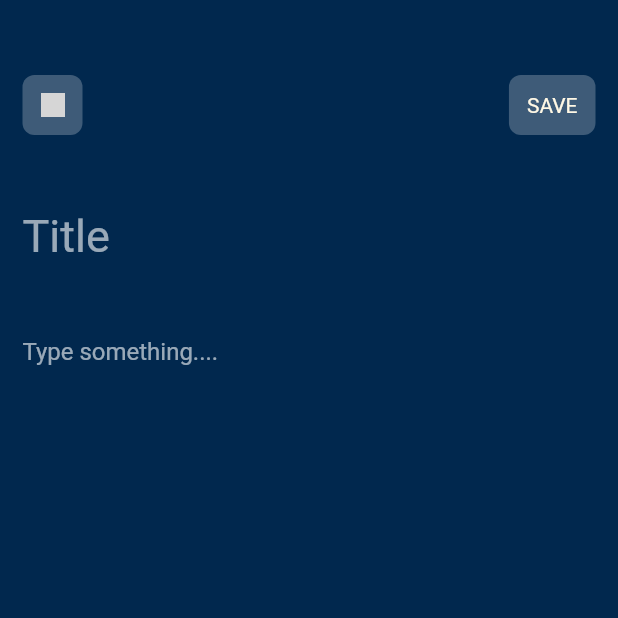
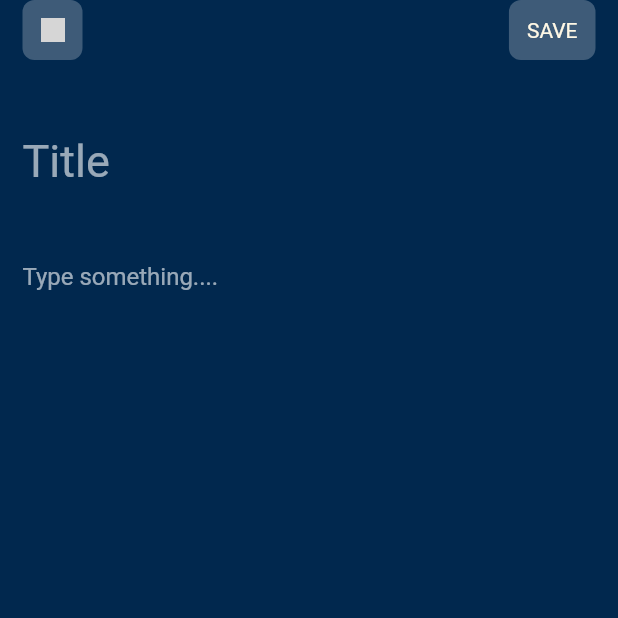
Before and after one commit to usmanabdulmajid/notie, a Flutter app: the screen it shows after launch, after a tap on the "create" icon, on a phone screen of 412 x 824 dp, the top half of it. Run offline on Flutter 3.47's test engine with Material 2 defaults, Android fonts, the phone set to English and light mode, and no system bars; our stand-ins replace bloc, equatable, flutter_bloc, font_awesome_flutter, permission_handler, sqflite; missing offline and left inert: flutter_sound; accounts and stored records are empty; grey boxes are pictures that could not be loaded.

Commit message:
small fixes

```diff
--- a/lib/infrastructure/datasource/sql_local_datasource.dart
+++ b/lib/infrastructure/datasource/sql_local_datasource.dart
@@ -47,7 +47,7 @@ class SqlLocalDatasource implements ILocalDatasource {
     final db = await database;
     List<Note> notes = [];
     List<Map<String, dynamic>> result =
-        await db.query('note', where: '$title = ?', whereArgs: [title]);
+        await db.query('note', where: 'title = ?', whereArgs: [title]);
     notes = result.map((e) {
       return Note.fromMap(e);
     }).toList();
--- a/lib/main.dart
+++ b/lib/main.dart
@@ -6,6 +6,7 @@ import 'package:notie/infrastructure/datasource/sql_local_datasource.dart';
 import 'package:notie/infrastructure/repositories/note_repository.dart';
 import 'package:notie/infrastructure/repositories/recorder_repository.dart';
 import 'package:notie/presentation/screens/audio_note_screen.dart';
+import 'package:notie/routes.dart';
 
 import 'application/cubit/recoder_cubit.dart';
 import 'application/usecases/recoder.dart';
@@ -44,11 +45,12 @@ class MyApp extends StatelessWidget {
         ),
       ],
       child: MaterialApp(
-        title: 'Flutter Demo',
+        title: 'Notie',
         theme: ThemeData(
           primarySwatch: Colors.blue,
         ),
         home: const NoteScreen(),
+        onGenerateRoute: Routes.generateRoute,
       ),
     );
   }
--- a/lib/presentation/screens/compose_note_screen.dart
+++ b/lib/presentation/screens/compose_note_screen.dart
@@ -3,9 +3,11 @@ import 'package:flutter_bloc/flutter_bloc.dart';
 import 'package:notie/application/cubit/notecubit_cubit.dart';
 import 'package:notie/domain/models/note.dart';
 import 'package:notie/presentation/widgets/app_snackbar.dart';
+import 'package:notie/presentation/widgets/custom_status_bar.dart';
 import 'package:notie/presentation/widgets/top_bar_buttom.dart';
 import 'package:notie/utils/app_color.dart';
 import 'package:notie/utils/enums.dart';
+import 'package:notie/utils/extensions.dart';
 import 'package:notie/utils/notehelper_mixin.dart';
 import 'package:provider/provider.dart';
 
@@ -61,14 +63,16 @@ class _ComposeNoteScreenState extends State<ComposeNoteScreen>
           }
         }
       },
+      child: CustomStatusBar(
         child: Scaffold(
           backgroundColor: AppColor.mainColor,
           body: Padding(
-          padding: const EdgeInsets.only(right: 15.0, left: 15.0, bottom: 20.0),
+            padding:
+                const EdgeInsets.only(right: 15.0, left: 15.0, bottom: 20.0),
             child: SingleChildScrollView(
               child: Column(
                 children: [
-                const SizedBox(height: 50),
+                  SizedBox(height: context.barHeight),
                   Row(
                     mainAxisAlignment: MainAxisAlignment.spaceBetween,
                     children: [
@@ -98,7 +102,8 @@ class _ComposeNoteScreenState extends State<ComposeNoteScreen>
                               cubit.updateNote(note);
                             }
                           } else {
-                          AppSnackBar.failure(context, 'Note cannot be empty');
+                            AppSnackBar.failure(
+                                context, 'Note cannot be empty');
                           }
 
                           FocusScope.of(context).requestFocus(FocusNode());
@@ -134,6 +139,7 @@ class _ComposeNoteScreenState extends State<ComposeNoteScreen>
             ),
           ),
         ),
+      ),
     );
   }
 }
--- a/lib/presentation/screens/create_account_screen.dart
+++ b/lib/presentation/screens/create_account_screen.dart
@@ -1,6 +1,7 @@
 import 'package:flutter/material.dart';
 import 'package:notie/presentation/widgets/border_textfield.dart';
 import 'package:notie/presentation/widgets/authentication_button.dart';
+import 'package:notie/presentation/widgets/custom_status_bar.dart';
 import 'package:notie/utils/app_color.dart';
 
 class CreateAccountScreen extends StatelessWidget {
@@ -8,7 +9,8 @@ class CreateAccountScreen extends StatelessWidget {
 
   @override
   Widget build(BuildContext context) {
-    return Scaffold(
+    return CustomStatusBar(
+      child: Scaffold(
         backgroundColor: AppColor.mainColor,
         body: Container(
           height: double.maxFinite,
@@ -59,6 +61,7 @@ class CreateAccountScreen extends StatelessWidget {
             ],
           ),
         ),
+      ),
     );
   }
 }
--- a/lib/presentation/screens/note_screen.dart
+++ b/lib/presentation/screens/note_screen.dart
@@ -8,8 +8,10 @@ import 'package:notie/application/usecases/player.dart';
 import 'package:notie/presentation/screens/audio_note_screen.dart';
 import 'package:notie/presentation/screens/compose_note_screen.dart';
 import 'package:notie/presentation/widgets/app_snackbar.dart';
+import 'package:notie/presentation/widgets/custom_status_bar.dart';
 import 'package:notie/utils/app_color.dart';
 import 'package:notie/utils/enums.dart';
+import 'package:notie/utils/extensions.dart';
 
 class NoteScreen extends StatefulWidget {
   const NoteScreen({Key? key}) : super(key: key);
@@ -19,15 +21,25 @@ class NoteScreen extends StatefulWidget {
 }
 
 class _NoteScreenState extends State<NoteScreen> {
+  late TextEditingController _searchCtrl;
   @override
   void initState() {
     super.initState();
     context.read<NotecubitCubit>().loadNotes();
+    _searchCtrl = TextEditingController();
+  }
+
+  @override
+  void dispose() {
+    _searchCtrl.dispose();
+    super.dispose();
   }
 
   @override
   Widget build(BuildContext context) {
-    return Scaffold(
+    final cubit = context.read<NotecubitCubit>();
+    return CustomStatusBar(
+      child: Scaffold(
         backgroundColor: AppColor.mainColor,
         body: Container(
           height: double.maxFinite,
@@ -35,7 +47,7 @@ class _NoteScreenState extends State<NoteScreen> {
           padding: const EdgeInsets.only(right: 15.0, left: 15.0, bottom: 20.0),
           child: Column(
             children: [
-            const SizedBox(height: 50),
+              SizedBox(height: context.barHeight),
               Row(
                 mainAxisAlignment: MainAxisAlignment.spaceBetween,
                 children: [
@@ -59,12 +71,20 @@ class _NoteScreenState extends State<NoteScreen> {
                   color: AppColor.white,
                   borderRadius: BorderRadius.circular(8),
                 ),
-              child: const TextField(
-                decoration: InputDecoration(
+                child: TextField(
+                  controller: _searchCtrl,
+                  autofocus: false,
+                  decoration: const InputDecoration(
                     hintText: 'search note',
                     border: InputBorder.none,
                     suffixIcon: Icon(Icons.mic),
                   ),
+                  onChanged: (value) {
+                    if (value.isEmpty) {
+                      cubit.loadNotes();
+                    }
+                    cubit.searchNotes(value);
+                  },
                 ),
               ),
               const SizedBox(height: 20),
@@ -121,10 +141,16 @@ class _NoteScreenState extends State<NoteScreen> {
                         }
                         return GestureDetector(
                           onTap: () {
-                          Navigator.push(context,
-                              MaterialPageRoute(builder: (context) {
-                            return ComposeNoteScreen(note: note.notes[index]);
-                          }));
+                            Navigator.push(
+                              context,
+                              MaterialPageRoute(
+                                builder: (context) {
+                                  return ComposeNoteScreen(
+                                    note: note.notes[index],
+                                  );
+                                },
+                              ),
+                            );
                           },
                           child: Card(
                             color: Color(note.notes[index].color),
@@ -181,6 +207,7 @@ class _NoteScreenState extends State<NoteScreen> {
           },
           child: const Icon(Icons.create),
         ),
+      ),
     );
   }
 }
--- a/lib/presentation/screens/sign_in_screen.dart
+++ b/lib/presentation/screens/sign_in_screen.dart
@@ -3,6 +3,7 @@ import 'package:font_awesome_flutter/font_awesome_flutter.dart';
 import 'package:notie/presentation/widgets/alt_button.dart';
 import 'package:notie/presentation/widgets/authentication_button.dart';
 import 'package:notie/presentation/widgets/border_textfield.dart';
+import 'package:notie/presentation/widgets/custom_status_bar.dart';
 import 'package:notie/utils/app_color.dart';
 
 class SignInScreen extends StatelessWidget {
@@ -10,7 +11,8 @@ class SignInScreen extends StatelessWidget {
 
   @override
   Widget build(BuildContext context) {
-    return Scaffold(
+    return CustomStatusBar(
+      child: Scaffold(
         resizeToAvoidBottomInset: false,
         backgroundColor: AppColor.mainColor,
         body: Container(
@@ -97,6 +99,7 @@ class SignInScreen extends StatelessWidget {
             ],
           ),
         ),
+      ),
     );
   }
 }
--- a/lib/presentation/screens/sign_up_screen.dart
+++ b/lib/presentation/screens/sign_up_screen.dart
@@ -3,6 +3,7 @@ import 'package:notie/presentation/widgets/alt_button.dart';
 import 'package:notie/presentation/widgets/authentication_button.dart';
 import 'package:notie/presentation/widgets/border_textfield.dart';
 import 'package:font_awesome_flutter/font_awesome_flutter.dart';
+import 'package:notie/presentation/widgets/custom_status_bar.dart';
 import 'package:notie/utils/app_color.dart';
 
 class SignUpScreen extends StatelessWidget {
@@ -10,7 +11,8 @@ class SignUpScreen extends StatelessWidget {
 
   @override
   Widget build(BuildContext context) {
-    return Scaffold(
+    return CustomStatusBar(
+      child: Scaffold(
         resizeToAvoidBottomInset: false,
         backgroundColor: AppColor.mainColor,
         body: Container(
@@ -105,6 +107,7 @@ class SignUpScreen extends StatelessWidget {
             ],
           ),
         ),
+      ),
     );
   }
 }
--- /dev/null
+++ b/lib/presentation/widgets/custom_status_bar.dart
@@ -0,0 +1,18 @@
+import 'package:flutter/material.dart';
+import 'package:flutter/services.dart';
+import 'package:notie/utils/app_color.dart';
+
+class CustomStatusBar extends StatelessWidget {
+  final Widget child;
+  const CustomStatusBar({required this.child, Key? key}) : super(key: key);
+
+  @override
+  Widget build(BuildContext context) {
+    return AnnotatedRegion<SystemUiOverlayStyle>(
+      value: const SystemUiOverlayStyle(
+          statusBarColor: AppColor.mainColor,
+          statusBarIconBrightness: Brightness.light),
+      child: child,
+    );
+  }
+}
--- /dev/null
+++ b/lib/routes.dart
@@ -0,0 +1,51 @@
+import 'package:flutter/cupertino.dart';
+import 'package:flutter/material.dart';
+import 'package:notie/domain/models/note.dart';
+import 'package:notie/presentation/screens/audio_note_screen.dart';
+import 'package:notie/presentation/screens/compose_note_screen.dart';
+import 'package:notie/presentation/screens/create_account_screen.dart';
+import 'package:notie/presentation/screens/note_screen.dart';
+import 'package:notie/presentation/screens/read_note_screen.dart';
+import 'package:notie/presentation/screens/sign_in_screen.dart';
+import 'package:notie/presentation/screens/sign_up_screen.dart';
+
+class Routes {
+  static const signUp = '/sign-up';
+  static const signIn = '/sign-in';
+  static const createAccount = '/create-account';
+  static const audio = '/audio';
+  static const readNote = '/read-note';
+  static const composeNote = '/compose-note';
+  static const home = '/home';
+
+  static Route<dynamic> generateRoute(RouteSettings settings) {
+    switch (settings.name) {
+      case signIn:
+        return MaterialPageRoute(builder: (_) => const SignUpScreen());
+      case signUp:
+        return MaterialPageRoute(builder: (_) => const SignInScreen());
+      case createAccount:
+        return MaterialPageRoute(builder: (_) => const CreateAccountScreen());
+      case audio:
+        return MaterialPageRoute(builder: (_) => const AudioNoteScreen());
+      case readNote:
+        final note = settings.arguments as Note;
+        return MaterialPageRoute(builder: (_) => ReadNoteScreen(note: note));
+      case composeNote:
+        final note = settings.arguments as Note?;
+        return MaterialPageRoute(builder: (_) => ComposeNoteScreen(note: note));
+      case home:
+        return MaterialPageRoute(builder: (_) => const NoteScreen());
+      default:
+        return MaterialPageRoute(
+          builder: (_) {
+            return const Scaffold(
+              body: Center(
+                child: Text('no route found'),
+              ),
+            );
+          },
+        );
+    }
+  }
+}
--- /dev/null
+++ b/lib/utils/extensions.dart
@@ -0,0 +1,5 @@
+import 'package:flutter/cupertino.dart';
+
+extension ContextExtension on BuildContext {
+  double get barHeight => MediaQuery.of(this).viewPadding.top;
+}
```
Also changed, not shown: lib/presentation/screens/audio_note_screen.dart (+8 -4 lines), lib/presentation/screens/read_note_screen.dart (+6 -2 lines). Lines whose indentation alone changed are shown as unchanged.
